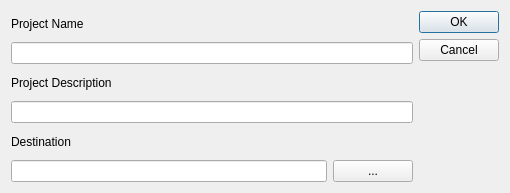
This is stucturasystems/ui/EditProjectDialog.ui in Protestator-Research/StructuraSystems as Qt 5 draws it before an edit. The edited form follows.
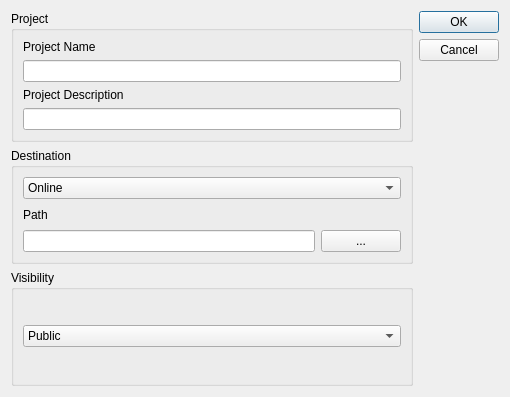
This is the edited form.

Commit message: Adding Option for private Project.

Patch:
```diff
--- a/stucturasystems/ui/EditProjectDialog.ui
+++ b/stucturasystems/ui/EditProjectDialog.ui
@@ -7,7 +7,7 @@
     <x>0</x>
     <y>0</y>
     <width>510</width>
-    <height>193</height>
+    <height>397</height>
    </rect>
   </property>
   <property name="windowTitle">
@@ -20,6 +20,12 @@
    <item>
     <layout class="QVBoxLayout" name="verticalLayout">
      <item>
+      <widget class="QGroupBox" name="ProjectGroupBox">
+       <property name="title">
+        <string>Project</string>
+       </property>
+       <layout class="QVBoxLayout" name="verticalLayout_2">
+        <item>
       <widget class="QLabel" name="label">
        <property name="text">
         <string>Project Name</string>
@@ -39,11 +45,34 @@
      <item>
       <widget class="QLineEdit" name="ProjectDescriptionLineEdit"/>
      </item>
+       </layout>
+      </widget>
+     </item>
      <item>
-      <widget class="QLabel" name="label_3">
-       <property name="text">
+      <widget class="QGroupBox" name="DestinationGroupBox">
+       <property name="title">
         <string>Destination</string>
        </property>
+       <layout class="QVBoxLayout" name="verticalLayout_3">
+        <item>
+         <widget class="QComboBox" name="OnlineCombobox">
+          <item>
+           <property name="text">
+            <string>Online</string>
+           </property>
+          </item>
+          <item>
+           <property name="text">
+            <string>Offline</string>
+           </property>
+          </item>
+         </widget>
+        </item>
+        <item>
+         <widget class="QLabel" name="PathLabel">
+          <property name="text">
+           <string>Path</string>
+          </property>
       </widget>
      </item>
      <item>
@@ -61,6 +90,37 @@
       </layout>
      </item>
     </layout>
+      </widget>
+     </item>
+     <item>
+      <widget class="QGroupBox" name="OnlineSettingsGroupBox">
+       <property name="title">
+        <string>Visibility</string>
+       </property>
+       <layout class="QHBoxLayout" name="horizontalLayout_3">
+        <item>
+         <widget class="QComboBox" name="VisibilityCombobox">
+          <item>
+           <property name="text">
+            <string>Public</string>
+           </property>
+          </item>
+          <item>
+           <property name="text">
+            <string>Internal</string>
+           </property>
+          </item>
+          <item>
+           <property name="text">
+            <string>Private</string>
+           </property>
+          </item>
+         </widget>
+        </item>
+       </layout>
+      </widget>
+     </item>
+    </layout>
    </item>
    <item>
     <widget class="QDialogButtonBox" name="buttonBox">
```
Left out of the diff: 8 changed lines with no effect on the pictures. Lines whose indentation alone changed are shown as unchanged. The commit also changes 6 other files.
